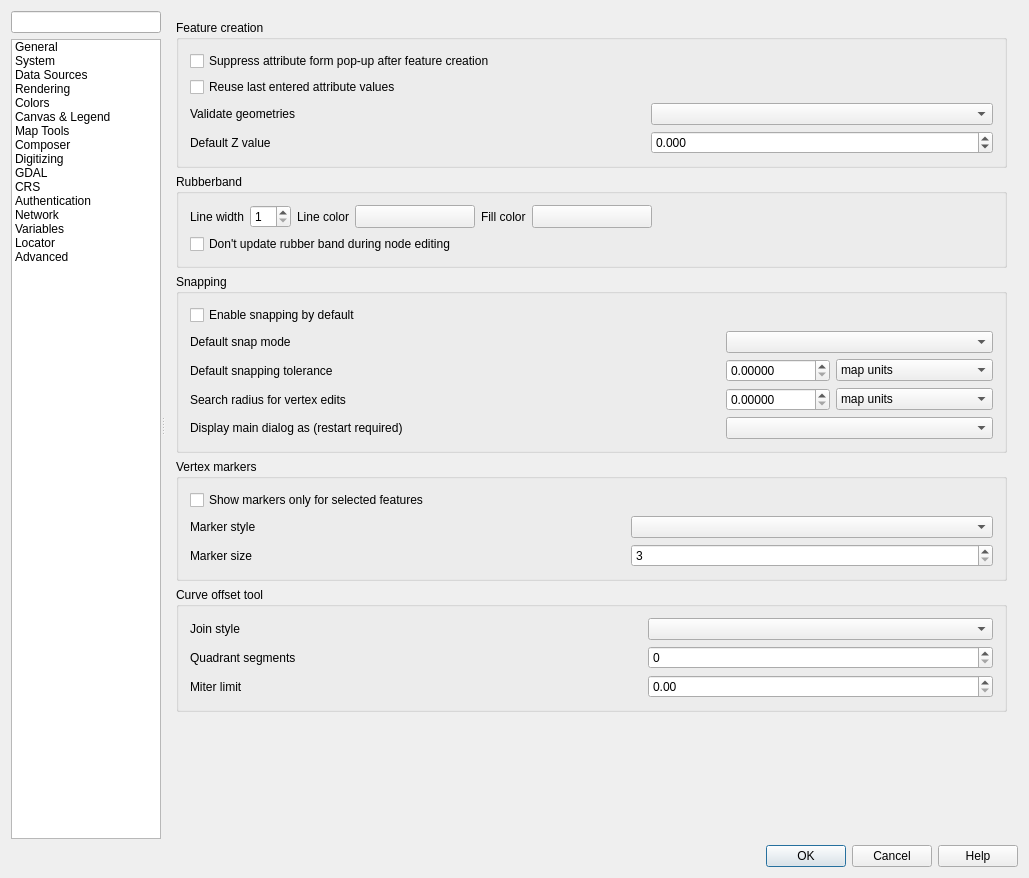
Qt form src/ui/qgsoptionsbase.ui (qgis/QGIS) before a commit.
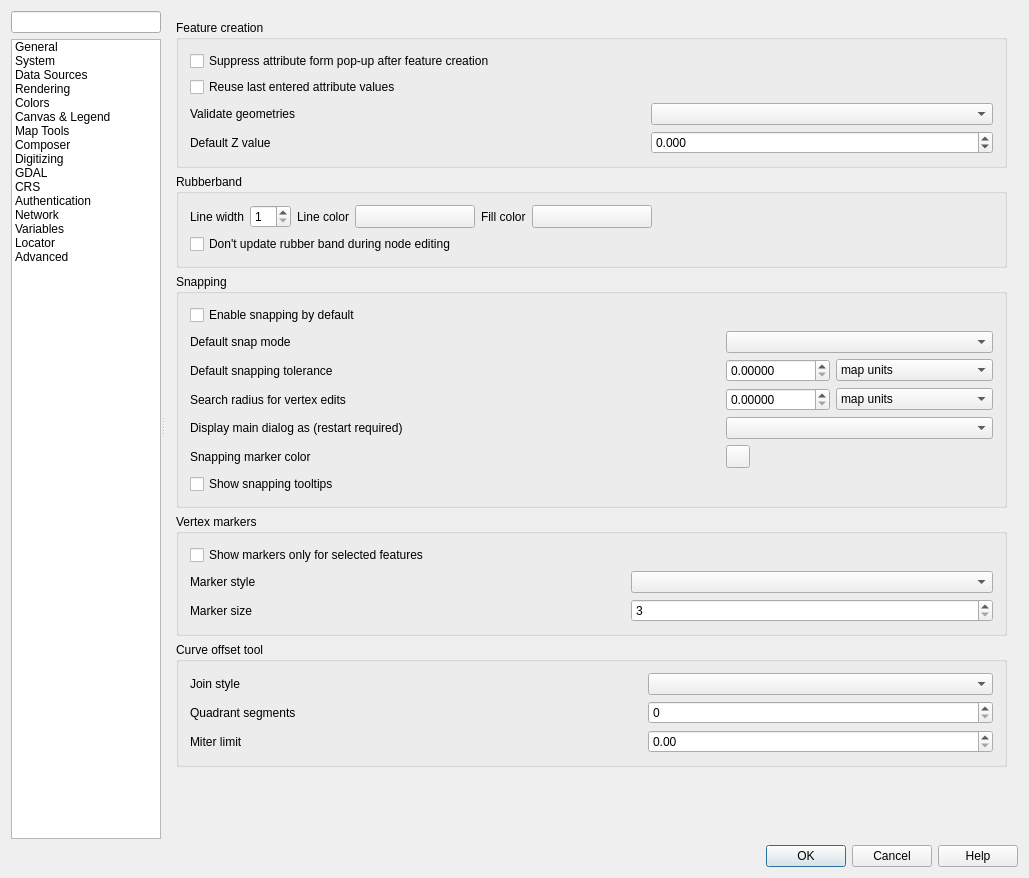
The same form after that commit. The open tabs and pages were chosen to show the change. Icons and pictures are not drawn. Custom widgets are drawn as their Qt base class.

Commit message:
[FEATURE] Snapping feedback improvements
- tooltips with name of the layer that has been snapped
- different markers for different snap types (cross for vertex, X for intersection, box for edge)
- snapping marker color can be customized in options (default: magenta - as before)
- whether to show tooltips can be customized in options (default: off)

Patch:
```diff
--- a/src/ui/qgsoptionsbase.ui
+++ b/src/ui/qgsoptionsbase.ui
@@ -4112,6 +4112,9 @@
                   <string>Snapping</string>
                  </property>
                  <layout class="QGridLayout" name="_10">
+                  <item row="6" column="5">
+                   <widget class="QgsColorButton" name="mSnappingMarkerColorButton"/>
+                  </item>
                   <item row="1" column="1" colspan="6">
                    <widget class="QCheckBox" name="mSnappingEnabledDefault">
                     <property name="text">
@@ -4126,6 +4129,13 @@
                     </property>
                    </widget>
                   </item>
+                  <item row="6" column="1">
+                   <widget class="QLabel" name="label_2">
+                    <property name="text">
+                     <string>Snapping marker color</string>
+                    </property>
+                   </widget>
+                  </item>
                   <item row="2" column="1">
                    <widget class="QLabel" name="mDefaultSnapModeLabel">
                     <property name="text">
@@ -4253,6 +4263,13 @@
                     </property>
                    </widget>
                   </item>
+                  <item row="7" column="1" colspan="6">
+                   <widget class="QCheckBox" name="mSnappingTooltipsCheckbox">
+                    <property name="text">
+                     <string>Show snapping tooltips</string>
+                    </property>
+                   </widget>
+                  </item>
                  </layout>
                 </widget>
                </item>
```
Left out of the diff: 34 changed lines with no effect on the pictures. The commit also changes 2 other files.
